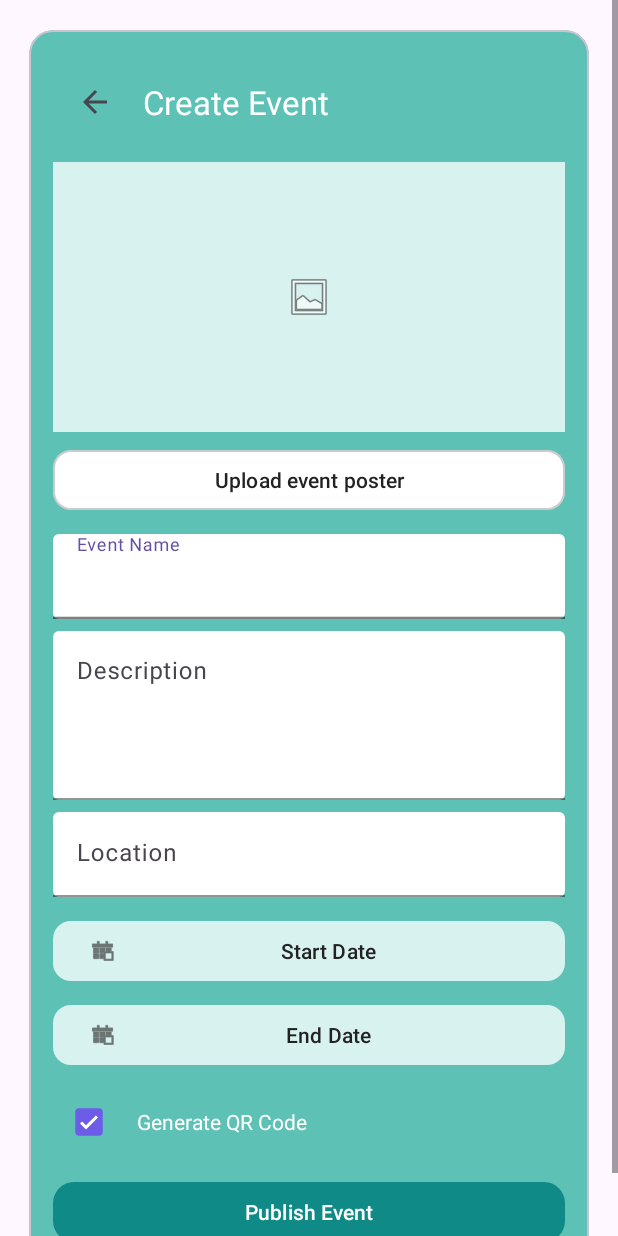
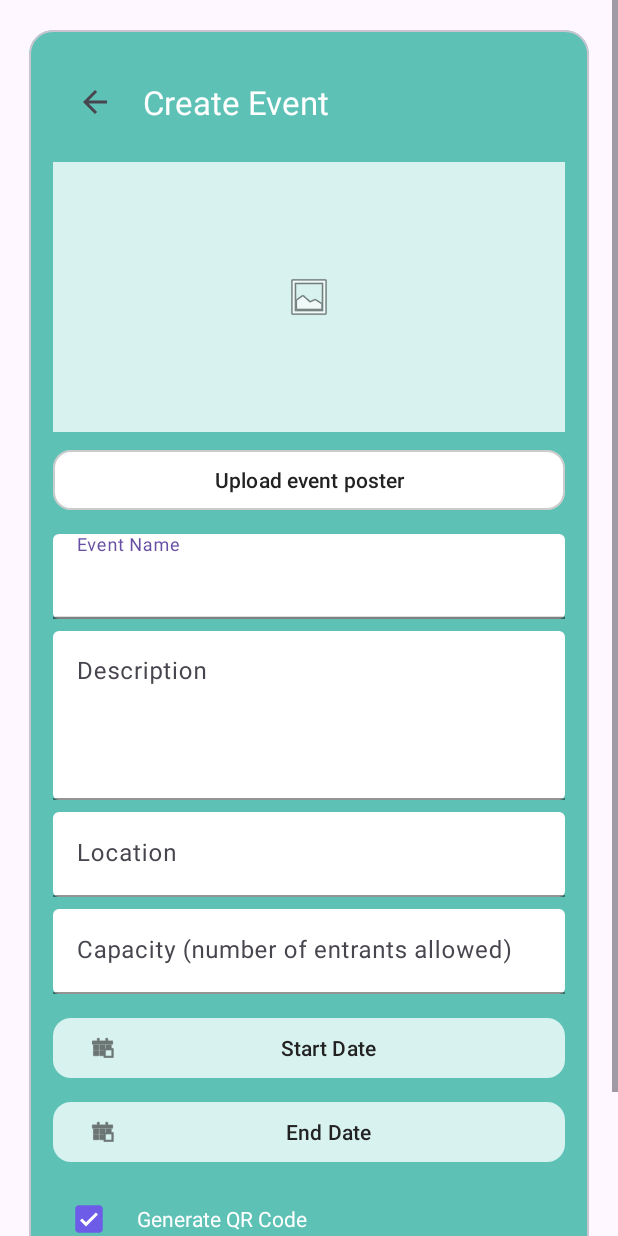
Before and after one commit to CMPUT301F25bingus/bingus0-cat, an Android app: the OrganizerCreateEventActivity screen opened directly, with no data from a screen before it, on a phone screen of 412 x 824 dp. Run offline under Robolectric (Android 15) with nearby library versions, the phone set to English and light mode, and no system bars; our stand-ins replace Firebase (no records; nobody signed in at launch, a user with empty details on screens opened directly); pictures from the network do not load.

Commit message:
worked on US 02.05.02

```diff
--- a/EventMaster/app/src/main/res/layout/activity_organizer_create_event.xml
+++ b/EventMaster/app/src/main/res/layout/activity_organizer_create_event.xml
@@ -116,6 +116,26 @@
                         android:textColor="#222222"/>
                 </com.google.android.material.textfield.TextInputLayout>
 
+                <!-- CAPACITY -->
+                <com.google.android.material.textfield.TextInputLayout
+                    android:layout_width="match_parent"
+                    android:layout_height="wrap_content"
+                    android:layout_marginTop="8dp"
+                    app:boxBackgroundMode="filled"
+                    app:boxBackgroundColor="@android:color/white"
+                    app:boxStrokeColor="#22000000">
+
+                    <com.google.android.material.textfield.TextInputEditText
+                        android:id="@+id/editCapacity"
+                        android:layout_width="match_parent"
+                        android:layout_height="wrap_content"
+                        android:hint="Capacity (number of entrants allowed)"
+                        android:inputType="number"
+                        android:maxLines="1"
+                        android:textColor="#222222"/>
+                </com.google.android.material.textfield.TextInputLayout>
+
+
                 <!-- DATE "CHIPS" -->
                 <com.google.android.material.button.MaterialButton
                     android:id="@+id/tvRegOpen"
```
Also changed, not shown: EventMaster/app/src/main/java/com/example/eventmaster/ui/organizer/OrganizerCreateEventActivity.java (+22 -1 lines), EventMaster/app/src/main/java/com/example/eventmaster/ui/organizer/OrganizerManageSpecificEventActivity.java (+69 -3 lines).
